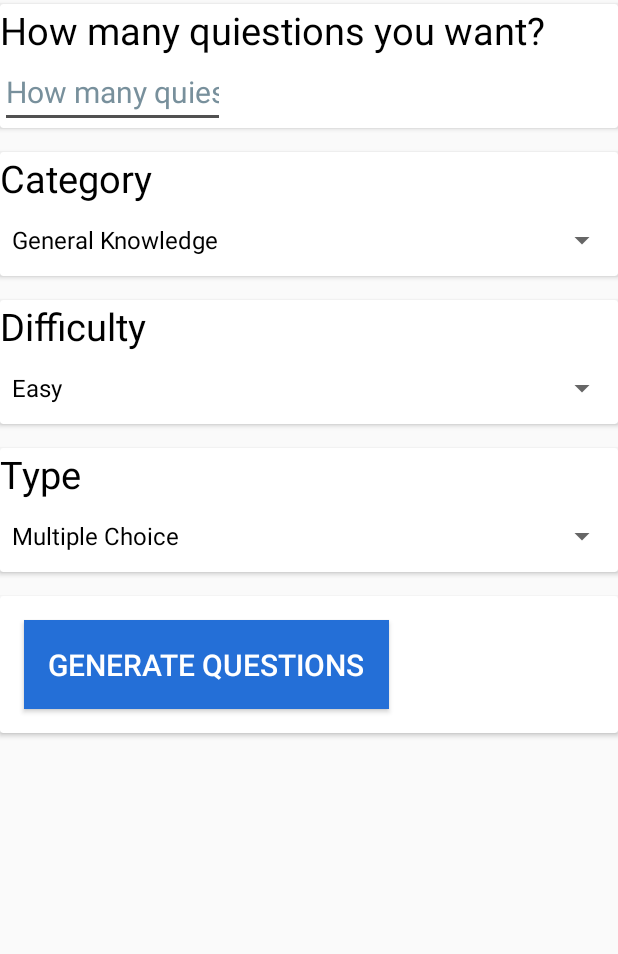
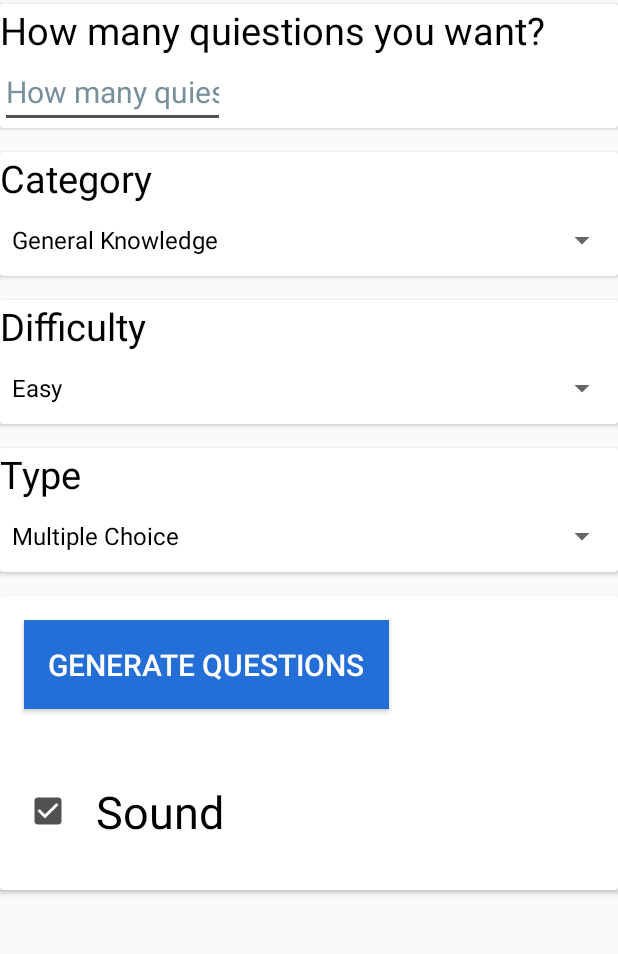
Before and after one commit to Mister-Ritom/AnonQuiz, an Android app: the screen it shows after launch (MainActivity), on a phone screen of 412 x 824 dp, the part 153-1107 px from its top. Run offline under Robolectric (Android 15) with nearby library versions, the phone set to English and light mode, and no system bars.

Commit message:
add sounds checkbox

```diff
--- a/app/src/main/java/com/anons/anonquiz/MainActivity.kt
+++ b/app/src/main/java/com/anons/anonquiz/MainActivity.kt
@@ -22,6 +22,7 @@ class MainActivity : AppCompatActivity() {
         val typeSpinner = getSpinner(R.id.type)
         val submitButton = findViewById<Button>(R.id.submit)
         val pointsText = findViewById<TextView>(R.id.points)
+        val sound = findViewById<CheckBox>(R.id.sound)
         pointsText.text = "Points:${getPoints()}"
         categorySpinner.adapter = getArrayAdapter(categories)
         difficultySpinner.adapter = getArrayAdapter(difficulties)
@@ -46,6 +47,7 @@ class MainActivity : AppCompatActivity() {
                 Log.i("Finding", "Found Questions Url $url")
                 val intent = Intent(this,AnswerActivity::class.java)
                 intent.putExtra("url",url)
+                intent.putExtra("sound",sound.isChecked)
                 startActivity(intent)
             }
             else Log.e("Finding","Questions cannot be less than 1")
--- a/app/src/main/res/layout/activity_main.xml
+++ b/app/src/main/res/layout/activity_main.xml
@@ -184,7 +184,7 @@
         <LinearLayout
             android:layout_width="match_parent"
             android:layout_height="match_parent"
-            android:orientation="horizontal">
+            android:orientation="vertical">
 
             <Button
                 android:id="@+id/submit"
@@ -197,6 +197,20 @@
                 android:text="@string/submit"
                 android:textColor="@color/white"
                 android:textSize="20sp" />
+
+            <CheckBox
+                android:id="@+id/sound"
+                android:layout_width="wrap_content"
+                android:layout_height="0dp"
+                android:minHeight="48dp"
+                android:layout_weight="1"
+                android:gravity="center"
+                android:layout_margin="16dp"
+                android:padding="16dp"
+                android:textSize="30sp"
+                android:checked="true"
+                android:textColor="@color/black"
+                android:text="@string/sound" />
         </LinearLayout>
 
     </androidx.cardview.widget.CardView>
--- a/app/src/main/res/values/strings.xml
+++ b/app/src/main/res/values/strings.xml
@@ -13,4 +13,5 @@
     <string name="button_4_text">Answer 4</string>
     <string name="next_button">Next</string>
     <string name="points">Points:</string>
+    <string name="sound">Sound</string>
 </resources>
```
Also changed, not shown: app/src/main/java/com/anons/anonquiz/AnswerActivity.kt (+10 -5 lines).
